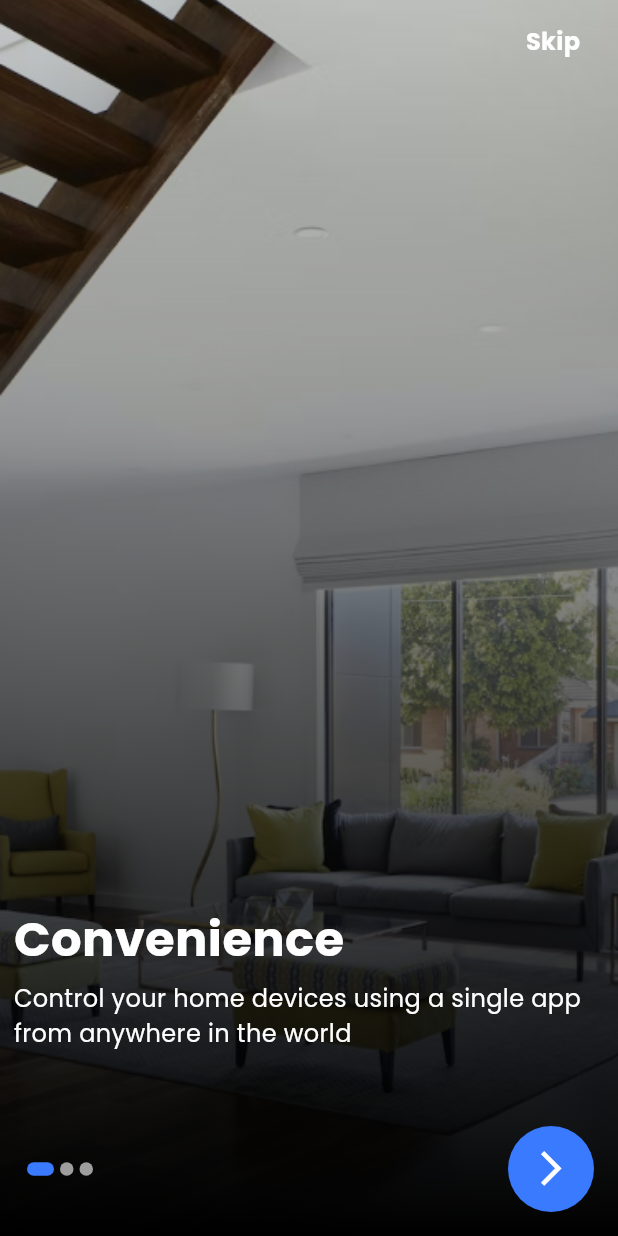
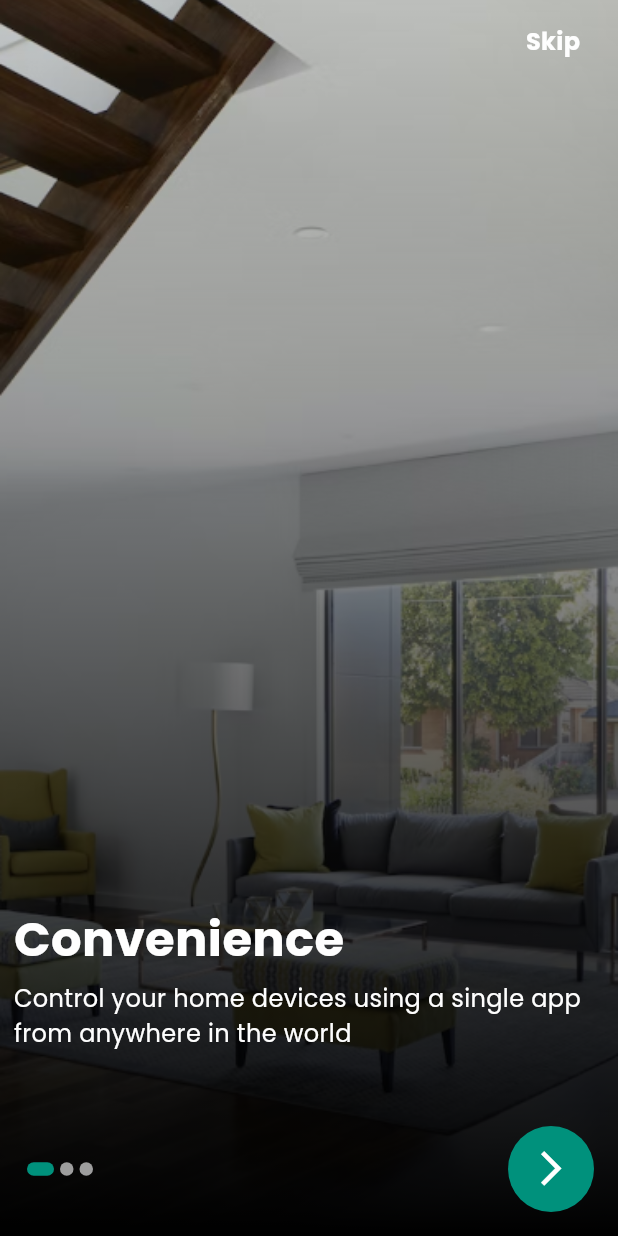
Before and after one commit to graduationproject273/graduatinproject, a Flutter app: the screen it shows after launch, on a phone screen of 412 x 824 dp. Run offline on Flutter 3.47's test engine with Material 3 defaults, Android fonts, the light colour scheme and no system bars; drawn by our look-alikes of dots_indicator; our stand-ins replace bloc, dartz, device_preview, dio, equatable, flutter_screenutil and 4 more; missing offline and left inert: data_connection_checker_tv.

Commit message:
change maincolor

```diff
--- a/lib/core/styles/colors.dart
+++ b/lib/core/styles/colors.dart
@@ -1,6 +1,6 @@
 import 'package:flutter/material.dart';
 
-const maincolor = Color(0xFF397AFF);
+const maincolor = Color(0xFF00917c);
 const textcolorinonboarding = Color(0xffFEFEFE);
 const textcolorinauthpagebuttons = Color(0xff70797E);
 const colortotalincart = Color(0xff95989A);
```
